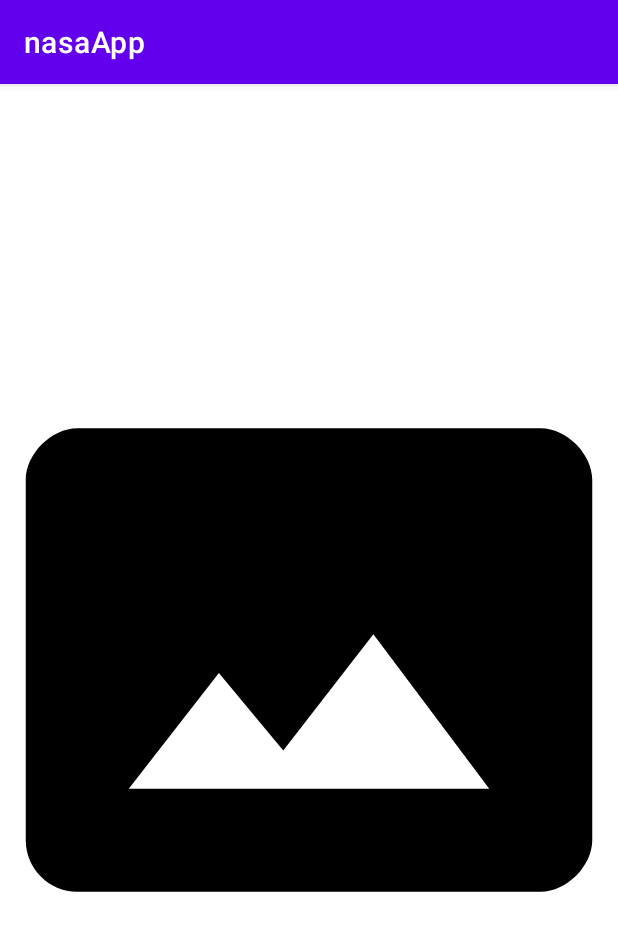
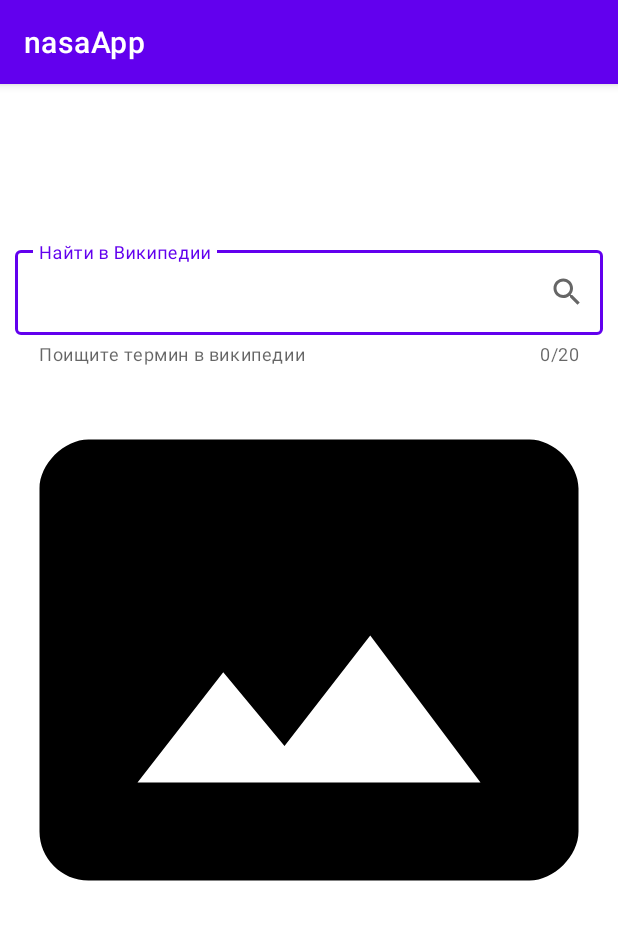
Before and after one commit to TimurAbyzbaev/nasaApp, an Android app: the screen it shows after launch (MainActivity), on a phone screen of 412 x 824 dp. Shown: the top 931 px of the screen. Run offline under Robolectric (Android 15) with nearby library versions, the phone set to English and light mode, and no system bars; pictures from the network do not load.

Commit message:
Поиск слова в википедии

```diff
--- a/app/src/main/java/ru/abyzbaev/nasaapp/ui/main/PictureOfTheDayFragment.kt
+++ b/app/src/main/java/ru/abyzbaev/nasaapp/ui/main/PictureOfTheDayFragment.kt
@@ -1,5 +1,7 @@
 package ru.abyzbaev.nasaapp.ui.main
 
+import android.content.Intent
+import android.net.Uri
 import androidx.lifecycle.ViewModelProvider
 import android.os.Bundle
 import android.view.Gravity
@@ -29,6 +31,15 @@ class PictureOfTheDayFragment : Fragment() {
         viewModel.getData().observe(viewLifecycleOwner){ renderData(it) }
         _binding = FragmentMainBinding.inflate(inflater, container, false)
         return binding.root
+    }
+
+    override fun onViewCreated(view: View, savedInstanceState: Bundle?) {
+        super.onViewCreated(view, savedInstanceState)
+        binding.inputLayout.setEndIconOnClickListener{
+            startActivity(Intent(Intent.ACTION_VIEW).apply {
+                data = Uri.parse("https://en.wikipedia.org/wiki/${binding.inputEditText.text.toString()}")
+            })
+        }
     }
 
     private fun renderData(data: PictureOfTheDayData){
--- /dev/null
+++ b/app/src/main/res/drawable/ic_baseline_search_24.xml
@@ -0,0 +1,5 @@
+<vector android:height="24dp" android:tint="#000000"
+    android:viewportHeight="24" android:viewportWidth="24"
+    android:width="24dp" xmlns:android="http://schemas.android.com/apk/res/android">
+    <path android:fillColor="@android:color/white" android:pathData="M15.5,14h-0.79l-0.28,-0.27C15.41,12.59 16,11.11 16,9.5 16,5.91 13.09,3 9.5,3S3,5.91 3,9.5 5.91,16 9.5,16c1.61,0 3.09,-0.59 4.23,-1.57l0.27,0.28v0.79l5,4.99L20.49,19l-4.99,-5zM9.5,14C7.01,14 5,11.99 5,9.5S7.01,5 9.5,5 14,7.01 14,9.5 11.99,14 9.5,14z"/>
+</vector>
--- a/app/src/main/res/layout/fragment_main.xml
+++ b/app/src/main/res/layout/fragment_main.xml
@@ -1,13 +1,40 @@
-<FrameLayout xmlns:android="http://schemas.android.com/apk/res/android"
+<?xml version="1.0" encoding="utf-8"?>
+<androidx.constraintlayout.widget.ConstraintLayout
+    xmlns:android="http://schemas.android.com/apk/res/android"
     xmlns:app="http://schemas.android.com/apk/res-auto"
     android:id="@+id/main"
     android:layout_width="match_parent"
-    android:layout_height="match_parent">
+    android:layout_height="match_parent"
+    android:padding="10dp">
+    <com.google.android.material.textfield.TextInputLayout
+        android:id="@+id/input_layout"
+        style="@style/Widget.MaterialComponents.TextInputLayout.OutlinedBox"
+        android:layout_width="0dp"
+        android:layout_height="wrap_content"
+        app:endIconMode="custom"
+        app:endIconDrawable="@drawable/ic_baseline_search_24"
+        app:endIconCheckable="true"
+        android:hint="@string/search_wiki"
+        app:counterEnabled="true"
+        app:counterMaxLength="20"
+        app:helperText="@string/wiki_helper_text"
+        app:layout_constraintBottom_toTopOf="@+id/image_view"
+        app:layout_constraintEnd_toEndOf="parent"
+        app:layout_constraintStart_toStartOf="parent">
+        <com.google.android.material.textfield.TextInputEditText
+            android:id="@+id/input_edit_text"
+            android:layout_width="match_parent"
+            android:layout_height="wrap_content" />
+    </com.google.android.material.textfield.TextInputLayout>
     <ru.abyzbaev.nasaapp.ui.main.EquilateralImageView
         android:id="@+id/image_view"
         android:layout_width="match_parent"
         android:layout_height="wrap_content"
         android:layout_gravity="center"
         android:contentDescription="@string/photo_of_the_day_stub"
+        app:layout_constraintBottom_toBottomOf="parent"
+        app:layout_constraintEnd_toEndOf="parent"
+        app:layout_constraintStart_toStartOf="parent"
+        app:layout_constraintTop_toTopOf="parent"
         app:srcCompat="@drawable/ic_no_photo_vector" />
-</FrameLayout>
+</androidx.constraintlayout.widget.ConstraintLayout>
```
Lines whose indentation alone changed are shown as unchanged.
